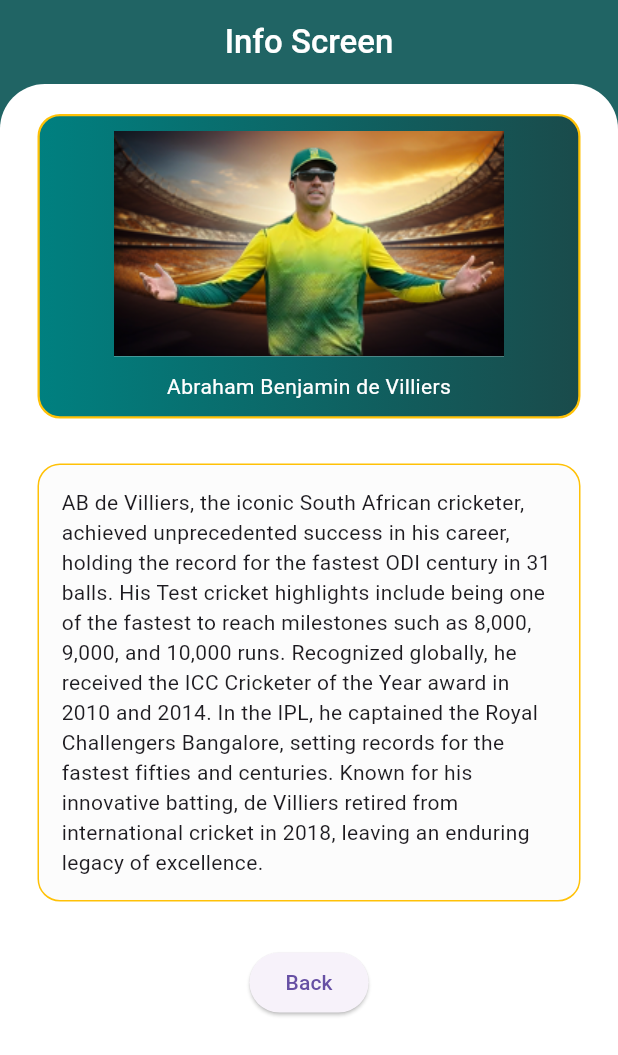
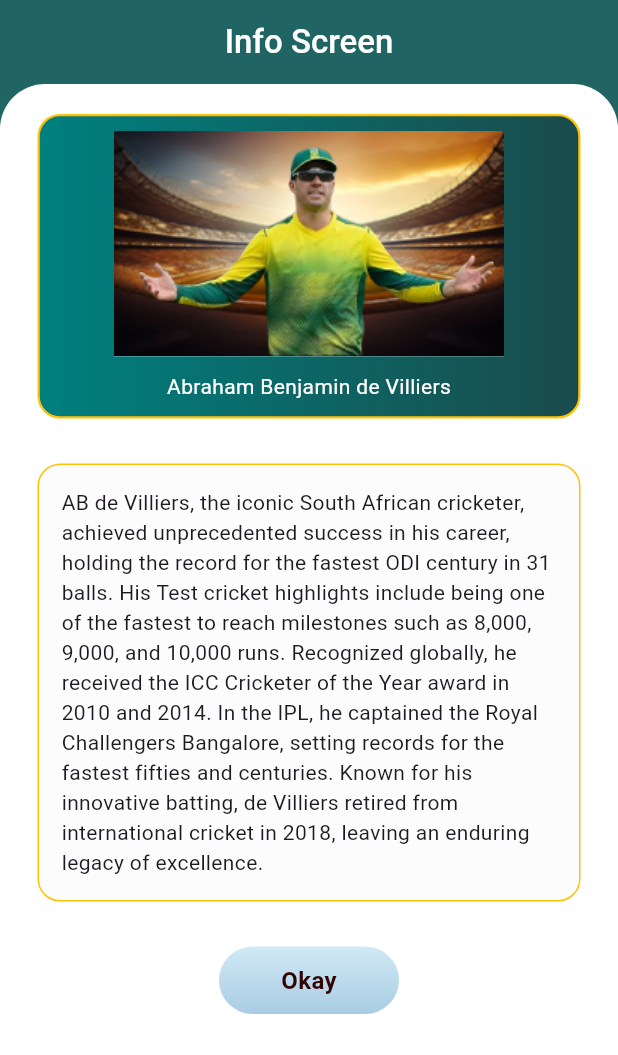
Before and after one commit to AnJasid/game_info, a Flutter app: the InfoScreen screen opened directly with sample values from the repository, on a phone screen of 412 x 824 dp. Shown: the top 1055 px of the screen. Run offline on Flutter 3.47's test engine with Material 3 defaults, Android fonts, the phone set to English and light mode, and no system bars; our stand-ins replace flutter_riverpod, google_fonts.

Commit message:
update info screen: add resource button

```diff
--- a/lib/screens/info_screen.dart
+++ b/lib/screens/info_screen.dart
@@ -1,5 +1,6 @@
 import 'package:flutter/material.dart';
 import 'package:game_info/models/sport.dart';
+import 'package:game_info/utils/button_utils.dart';
 
 class InfoScreen extends StatelessWidget {
   const InfoScreen({
@@ -96,12 +97,10 @@ class InfoScreen extends StatelessWidget {
                 child: Text(sportInfo.playerInfo),
               ),
               const SizedBox(height: 30),
-              ElevatedButton(
-                onPressed: () {
-                  Navigator.of(context).pop();
-                },
-                child: const Text('Back'),
-              ),
+              ButtonUtils(
+                onTap: () => Navigator.of(context).pop(),
+                buttonText: 'Okay',
+              )
             ],
           ),
         ),
```
